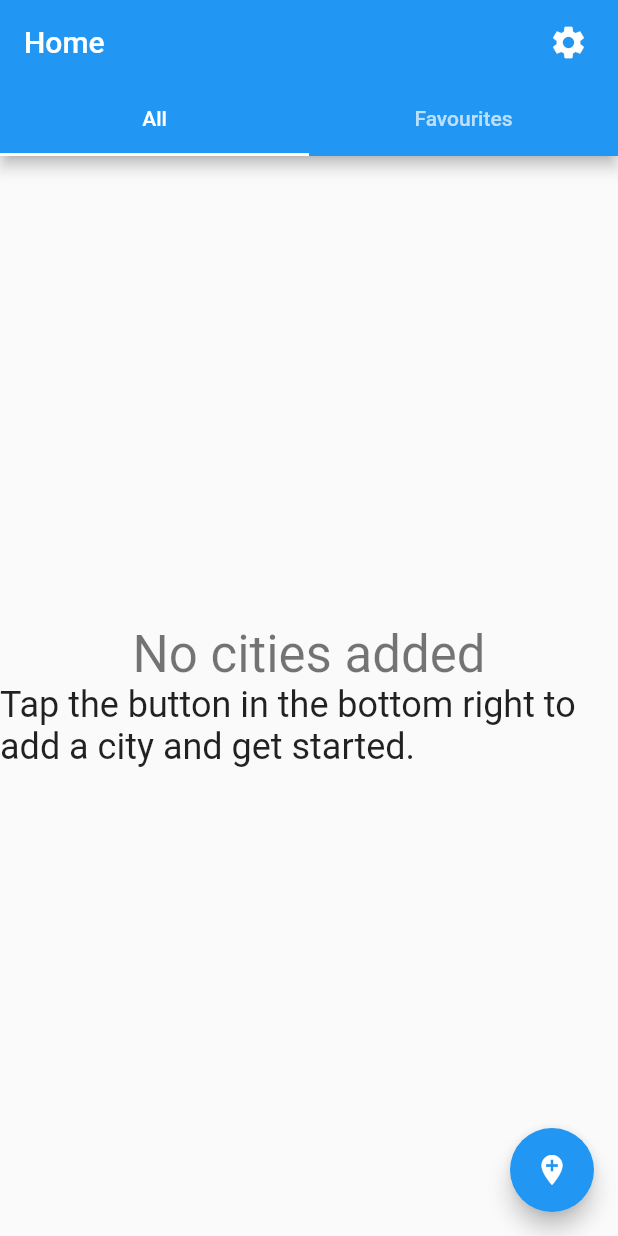
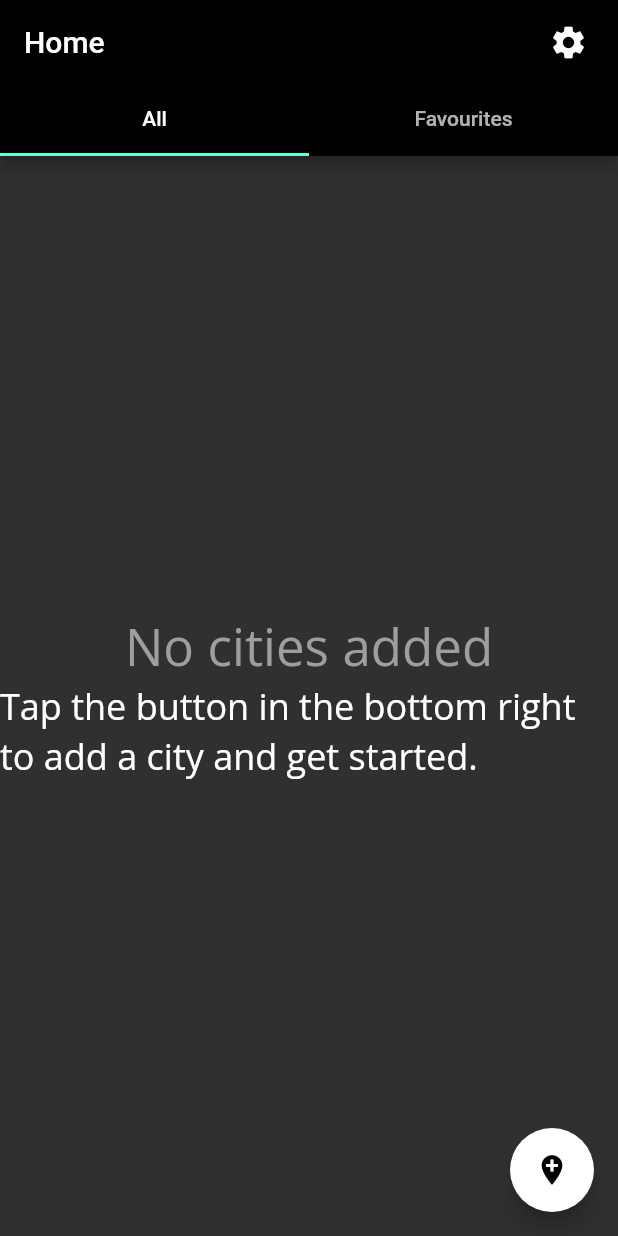
Before and after one commit to YKapadia1/weatherapp, a Flutter app: the screen it shows after launch, after a tap on the "add location" icon, on a phone screen of 412 x 824 dp. Run offline on Flutter 3.47's test engine with Material 2 defaults, Android fonts, the phone set to English and light mode, and no system bars; our stand-ins replace google_fonts, sqflite; accounts and stored records are empty; network calls fail.

Commit message:
Added dark and light theme

```diff
--- a/lib/main.dart
+++ b/lib/main.dart
@@ -2,6 +2,8 @@ import 'package:http/http.dart' as http;
 import 'package:flutter/material.dart';
 import 'send_request.dart';
 import 'add_city.dart';
+import 'package:sqflite/sqflite.dart';
+import 'my_theme.dart';
 
 const apiKey = '769abfc9-64d7-4050-8cd3-79aecfda4830';
 
@@ -14,13 +16,15 @@ void main() {
 
 var responseText = 'test';
 
+var Theme = AppTheme.dark();
+
 class MyApp extends StatelessWidget {
   const MyApp({Key? key}) : super(key: key);
 
   // This widget is the root of your application.
   @override
   Widget build(BuildContext context) {
-    return MaterialApp(home: HomePage());
+    return MaterialApp(home: HomePage(),theme: Theme,);
   }
 }
 
@@ -57,11 +61,11 @@ class HomePage extends StatelessWidget {
                   children: [
                     Text(
                       'No cities added',
-                      style: Theme.of(context).textTheme.headline4,
+                      style: Theme.textTheme.headline4,
                     ),
                     Text(
                         'Tap the button in the bottom right to add a city and get started.',
-                        style: Theme.of(context).textTheme.headline5),
+                        style: Theme.textTheme.headline5),
                   ],
                 ),
               ),
@@ -70,9 +74,9 @@ class HomePage extends StatelessWidget {
                   mainAxisAlignment: MainAxisAlignment.center,
                   children: [
                     Text('No favourite cities',
-                        style: Theme.of(context).textTheme.headline4),
+                        style: Theme.textTheme.headline4),
                     Text('Long press on a city to add it to your favourites.',
-                        style: Theme.of(context).textTheme.headline5),
+                        style: Theme.textTheme.headline5),
                   ],
                 ),
               ),
--- /dev/null
+++ b/lib/my_theme.dart
@@ -0,0 +1,75 @@
+import 'package:flutter/material.dart';
+import 'package:google_fonts/google_fonts.dart';
+
+class AppTheme
+{
+  static TextTheme lightTextTheme = TextTheme
+  (
+    bodyText1: GoogleFonts.openSans(fontWeight: FontWeight.normal, fontSize: 16, color: Colors.black,wordSpacing: 0.5),
+    headline4: GoogleFonts.openSans(fontWeight: FontWeight.normal, fontSize:34, color: Colors.grey, wordSpacing: 0.25 ),
+    headline5: GoogleFonts.openSans(fontWeight: FontWeight.normal, fontSize:24, color: Colors.black, wordSpacing: 0 ),
+
+
+  );
+  static TextTheme darkTextTheme = TextTheme
+  (
+    bodyText1: GoogleFonts.openSans(fontWeight: FontWeight.normal, fontSize: 16, color: Colors.white,wordSpacing: 0.5),
+    headline4: GoogleFonts.openSans(fontWeight: FontWeight.normal, fontSize:34, color: Colors.grey, wordSpacing: 0.25 ),
+    headline5: GoogleFonts.openSans(fontWeight: FontWeight.normal, fontSize:24, color: Colors.white, wordSpacing: 0 ),
+  );
+
+  static ThemeData light()
+  {
+    return ThemeData
+    (brightness: Brightness.light,
+      appBarTheme: const AppBarTheme(
+        foregroundColor: Colors.black,
+        backgroundColor: Colors.white,
+      ),
+      floatingActionButtonTheme: const FloatingActionButtonThemeData(
+        foregroundColor: Colors.white,
+        backgroundColor: Colors.black,
+      ),
+      bottomNavigationBarTheme: const BottomNavigationBarThemeData(
+        selectedItemColor: Colors.green,
+      ),
+      textTheme: lightTextTheme,
+    );
+  }
+  static ThemeData dark()
+  {
+    return ThemeData
+    (
+      brightness: Brightness.dark,
+      appBarTheme: const AppBarTheme(
+        foregroundColor: Colors.white,
+        backgroundColor: Colors.black,
+      ),
+      floatingActionButtonTheme: const FloatingActionButtonThemeData(
+        foregroundColor: Colors.black,
+        backgroundColor: Colors.white,
+      ),
+      bottomNavigationBarTheme: const BottomNavigationBarThemeData(
+        selectedItemColor: Colors.green,
+      ),
+      textTheme: darkTextTheme,
+    );
+  }
+  static TextStyle lightText()
+  {
+    return TextStyle
+    (
+      color: Colors.black,
+      fontSize: 18,
+    );
+  }
+
+  static TextStyle darkText()
+  {
+    return TextStyle
+    (
+      color: Colors.white,
+      fontSize:18
+    );
+  }
+}
```
